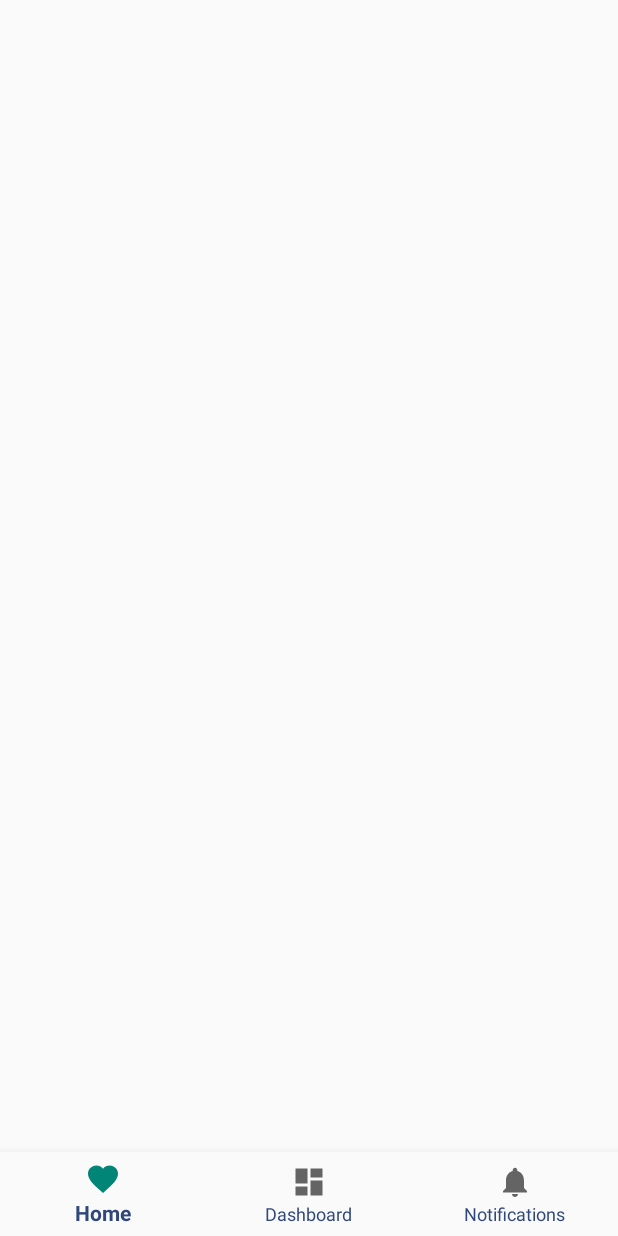
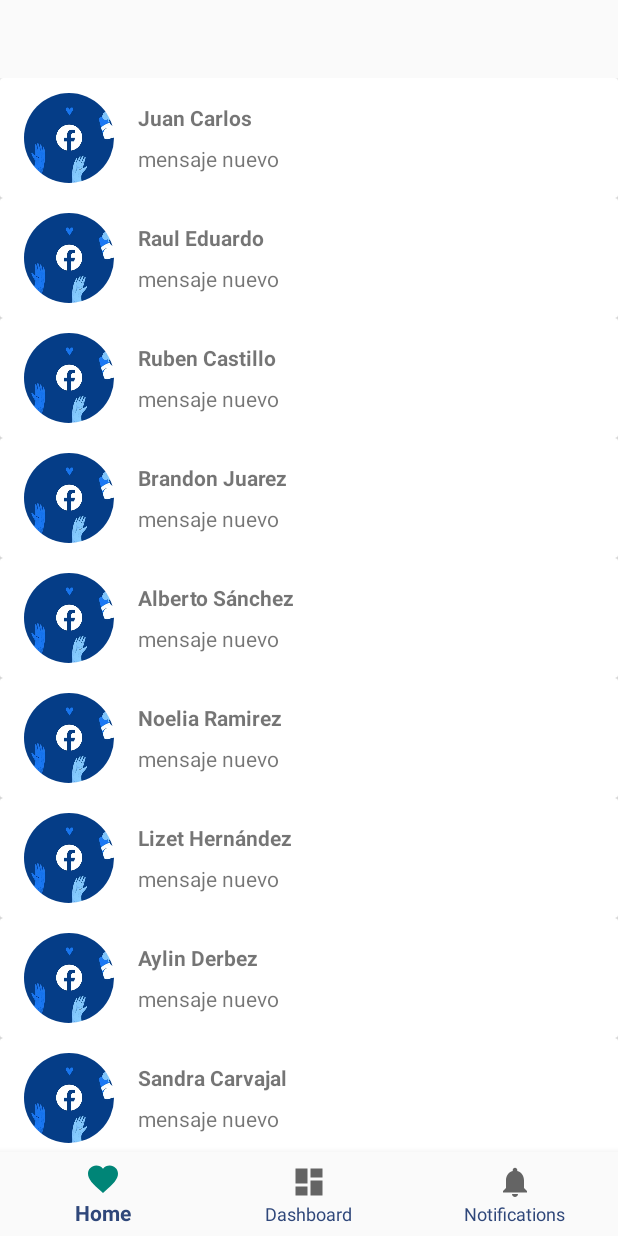
Before and after one commit to vhps201297/LoginExample, an Android app: the screen it shows after launch (ParentActivity), on a phone screen of 412 x 824 dp. Run offline under Robolectric (Android 15) with nearby library versions, the phone set to English and light mode, and no system bars; our stand-ins replace CircleImageView.

Commit message:
Se corrigió vista de adaptador personalizado.

```diff
--- a/app/src/main/java/com/example/appprueba1/activityFragment/FirstFragment.java
+++ b/app/src/main/java/com/example/appprueba1/activityFragment/FirstFragment.java
@@ -4,12 +4,17 @@ import android.content.Context;
 import android.net.Uri;
 import android.os.Bundle;
 
+import androidx.annotation.NonNull;
+import androidx.annotation.Nullable;
 import androidx.fragment.app.Fragment;
+import androidx.recyclerview.widget.LinearLayoutManager;
 import androidx.recyclerview.widget.RecyclerView;
 
+import android.util.Log;
 import android.view.LayoutInflater;
 import android.view.View;
 import android.view.ViewGroup;
+import android.widget.Toast;
 
 import com.example.appprueba1.R;
 import com.example.appprueba1.adapterExample.AdapterContacto;
@@ -24,10 +29,13 @@ public class FirstFragment extends Fragment {
     AdapterContacto adapterContacto;
     RecyclerView rvContactos;
 
+    private static final String TAG = "FirstFragment";
+
     public FirstFragment() {
         // Required empty public constructor
     }
 
+    // método estático para obtener parámetros
     public static FirstFragment newInstance() {
         FirstFragment fragment = new FirstFragment();
         return fragment;
@@ -36,14 +44,13 @@ public class FirstFragment extends Fragment {
     @Override
     public void onCreate(Bundle savedInstanceState) {
         super.onCreate(savedInstanceState);
-        adapterContacto = new AdapterContacto(contactos);
-        rvContactos.setAdapter(adapterContacto);
+
     }
 
     @Override
     public void onStart() {
         super.onStart();
-        llenarContactos();
+        // integrar servicios de eeste lado
         adapterContacto.notifyDataSetChanged();
 
     }
@@ -52,13 +59,20 @@ public class FirstFragment extends Fragment {
     public View onCreateView(LayoutInflater inflater, ViewGroup container,
                              Bundle savedInstanceState) {
         // Inflate the layout for this fragment
+
         View view = inflater.inflate(R.layout.fragment_first, container, false);
         rvContactos = view.findViewById(R.id.recycler_view);
+
+        adapterContacto = new AdapterContacto(contactos);
+        rvContactos.setLayoutManager(new LinearLayoutManager(view.getContext())); // solo faltaba esta linea
+        rvContactos.setAdapter(adapterContacto);
+        llenarContactos();
+
         return view;
     }
 
-
     public void llenarContactos(){
+        Log.e(TAG, "Llenando datos .....");
         contactos.add(new Contacto("Juan Carlos","mensaje nuevo"));
         contactos.add(new Contacto("Raul Eduardo","mensaje nuevo"));
         contactos.add(new Contacto("Ruben Castillo","mensaje nuevo"));
@@ -68,6 +82,7 @@ public class FirstFragment extends Fragment {
         contactos.add(new Contacto("Lizet Hernández","mensaje nuevo"));
         contactos.add(new Contacto("Aylin Derbez","mensaje nuevo"));
         contactos.add(new Contacto("Sandra Carvajal","mensaje nuevo"));
+        Log.e(TAG, "Contactos size: " + contactos.size());
 
     }
 
--- a/app/src/main/java/com/example/appprueba1/activityFragment/ParentActivity.java
+++ b/app/src/main/java/com/example/appprueba1/activityFragment/ParentActivity.java
@@ -9,6 +9,7 @@ import android.os.Bundle;
 import android.view.MenuItem;
 import android.view.View;
 import android.widget.Button;
+import android.widget.Toast;
 
 import com.example.appprueba1.R;
 import com.google.android.material.bottomnavigation.BottomNavigationView;
@@ -17,10 +18,12 @@ public class ParentActivity extends AppCompatActivity implements BottomNavigatio
 
 
     BottomNavigationView bottomNavigationView;
+    private static final String TAG_PARENT = "ParentActivity";
 
     FirstFragment firstFragment = new FirstFragment();
     SecondFragment secondFragment = new SecondFragment();
     ThirdFragment thirdFragment = new ThirdFragment();
+
     @Override
     protected void onCreate(Bundle savedInstanceState) {
         super.onCreate(savedInstanceState);
@@ -28,6 +31,7 @@ public class ParentActivity extends AppCompatActivity implements BottomNavigatio
 
         bottomNavigationView = findViewById(R.id.bottom_navigation);
         bottomNavigationView.setOnNavigationItemSelectedListener(this);
+        bottomNavigationView.setSelectedItemId(R.id.navigation_home); // item  inicial
     }
 
     @Override
```
Also changed, not shown: 1 other file.
